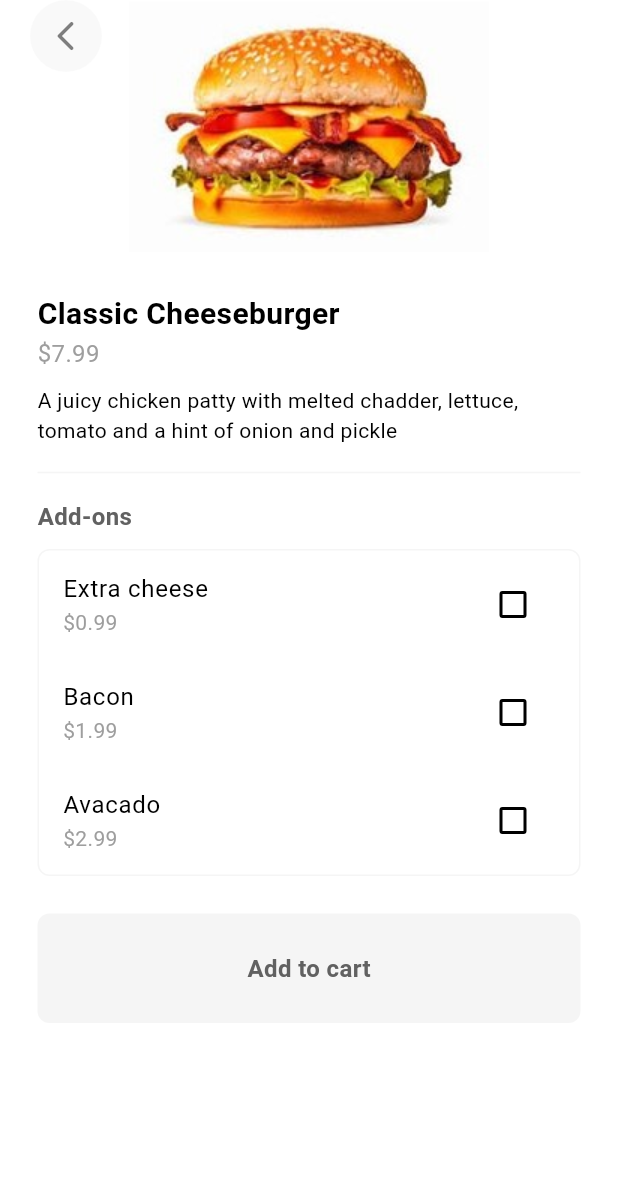
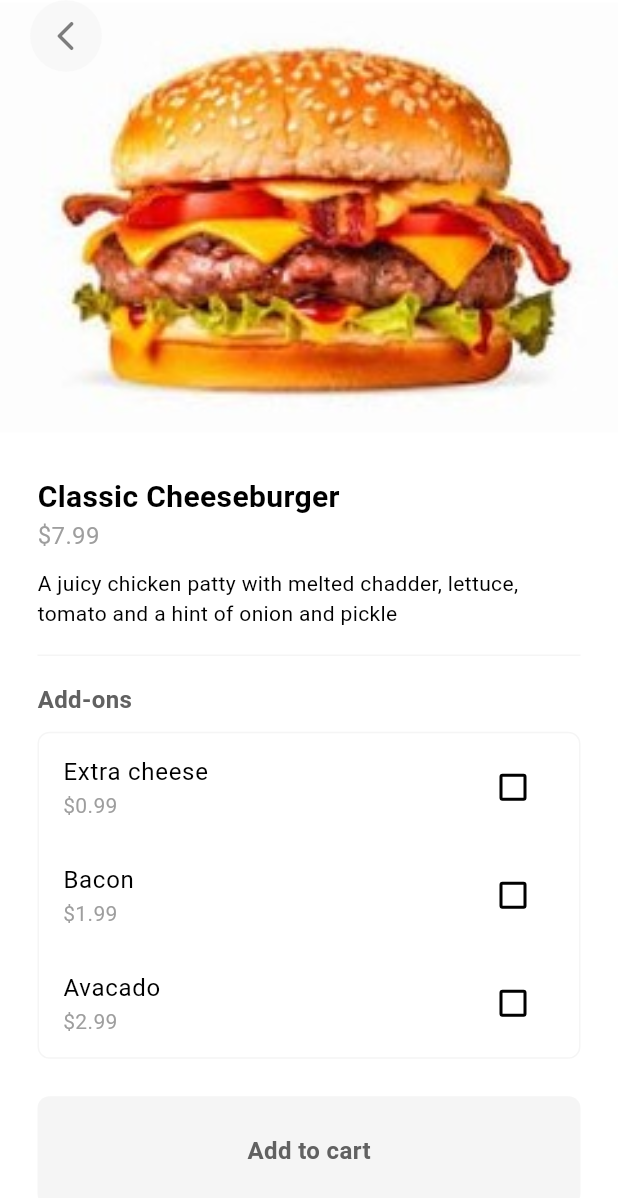
Before and after one commit to nrj-github/my_flutter_foodDeliveryApp, a Flutter app: the screen it shows once a user with an empty profile is signed in, after a tap on "Classic Cheeseburger", on a phone screen of 412 x 824 dp. Shown: the top 1198 px of the screen. Run offline on Flutter 3.47's test engine with Material 3 defaults, Android fonts, the phone set to English and light mode, and no system bars; our stand-ins replace cloud_firestore, firebase_auth, firebase_core, flutter_credit_card; accounts and stored records are empty.

Commit message:
Updated ImageSection in Food

```diff
--- a/lib/pages/food_page.dart
+++ b/lib/pages/food_page.dart
@@ -50,7 +50,7 @@ class _FoodPageState extends State<FoodPage> {
           child: Column(
             children: [
               // food image
-              Image.asset(widget.food.imagePath),
+              Image.asset(widget.food.imagePath, width: double.infinity,fit: BoxFit.cover,),
               Padding(
                 padding: const EdgeInsets.all(25.0),
                 child: Column(
```
